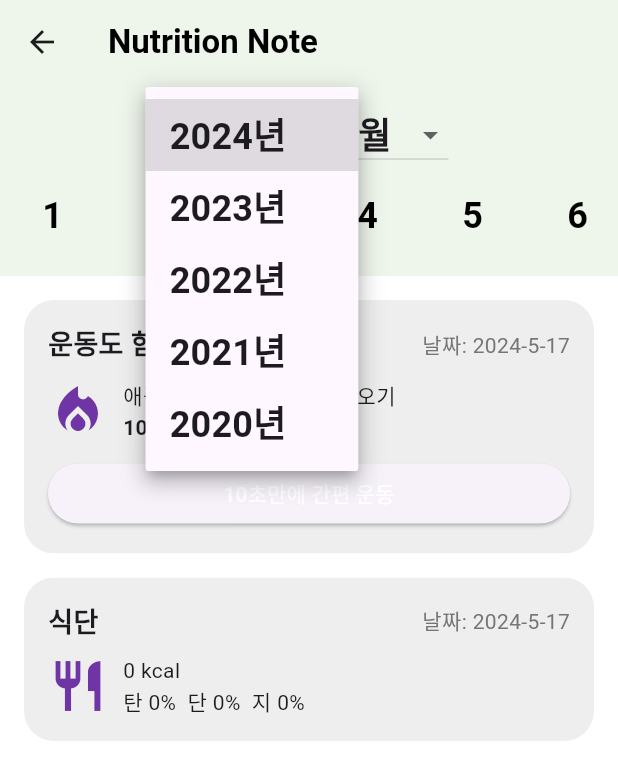
After one commit to neoman-omyeon-go/Bigsasimi_FrontEnd, a Flutter app: the CalendarScreen screen opened directly, after a tap on an icon or button, on a phone screen of 412 x 824 dp. The commit adds this screen. Shown: the top 780 px of the screen. Run offline on Flutter 3.47's test engine with Material 3 defaults, Android fonts, the phone set to English and light mode, and no system bars; our stand-ins replace cached_network_image, dio, dotted_border, flutter_native_splash, flutter_secure_storage, fluttertoast and 1 more; missing offline and left inert: uri_to_file; accounts and stored records are empty; Roboto replaces fonts that are missing (Pretendard); project files that could hold a hidden picture were left out.

Commit message:
Calendar Developing 1

```diff
--- /dev/null
+++ b/lib/Calander.dart
@@ -0,0 +1,271 @@
+import 'package:flutter/material.dart';
+import 'dart:async';
+
+class CalendarScreen extends StatefulWidget {
+  @override
+  _CalendarScreenState createState() => _CalendarScreenState();
+}
+
+class _CalendarScreenState extends State<CalendarScreen> {
+  DateTime _selectedDate = DateTime.now();
+  Future<Map<String, String>>? _dataFuture;
+
+  final List<int> _years = List.generate(5, (index) => DateTime.now().year - index);
+  final List<int> _months = List.generate(12, (index) => index + 1);
+
+  Future<Map<String, String>> fetchDataForDate(DateTime date) async {
+    // 여기에 실제 API 호출 코드를 작성하십시오.
+    await Future.delayed(Duration(seconds: 2)); // API 호출 시뮬레이션을 위해 지연을 추가합니다.
+    return {
+      'exerciseData': '애플헬스 운동 데이터 불러오기',
+      'dietData': '0 kcal\n탄 0%  단 0%  지 0%',
+    };
+  }
+
+  @override
+  void initState() {
+    super.initState();
+    _dataFuture = fetchDataForDate(_selectedDate);
+  }
+
+  void _onDateSelected(int day) {
+    setState(() {
+      _selectedDate = DateTime(_selectedDate.year, _selectedDate.month, day);
+      _dataFuture = fetchDataForDate(_selectedDate);
+    });
+  }
+
+  void _onYearSelected(int year) {
+    setState(() {
+      _selectedDate = DateTime(year, _selectedDate.month, _selectedDate.day);
+      _dataFuture = fetchDataForDate(_selectedDate);
+    });
+  }
+
+  void _onMonthSelected(int month) {
+    setState(() {
+      _selectedDate = DateTime(_selectedDate.year, month, _selectedDate.day);
+      _dataFuture = fetchDataForDate(_selectedDate);
+    });
+  }
+
+  @override
+  Widget build(BuildContext context) {
+    return Scaffold(
+      backgroundColor: Colors.white,
+      appBar: AppBar(
+        backgroundColor: Color.fromRGBO(238, 245, 235, 1.0), // 상단 배경색을 설정합니다.
+        elevation: 0,
+        title: Text(
+          'Nutrition Note',
+          style: TextStyle(
+            fontWeight: FontWeight.bold,
+            color: Colors.black,
+          ),
+        ),
+      ),
+      body: SingleChildScrollView(
+        child: Column(
+          crossAxisAlignment: CrossAxisAlignment.stretch,
+          children: [
+            Container(
+              color: Color.fromRGBO(238, 245, 235, 1.0), // 상단 배경색을 설정합니다.
+              padding: EdgeInsets.symmetric(vertical: 10.0),
+              child: Column(
+                children: [
+                  Row(
+                    mainAxisAlignment: MainAxisAlignment.center,
+                    children: [
+                      DropdownButton<int>(
+                        value: _selectedDate.year,
+                        items: _years.map((int year) {
+                          return DropdownMenuItem<int>(
+                            value: year,
+                            child: Text(
+                              '$year년',
+                              style: TextStyle(fontSize: 24, fontWeight: FontWeight.bold), // 텍스트 스타일 수정
+                            ),
+                          );
+                        }).toList(),
+                        onChanged: (int? newValue) {
+                          if (newValue != null) {
+                            _onYearSelected(newValue);
+                          }
+                        },
+                      ),
+                      SizedBox(width: 10),
+                      DropdownButton<int>(
+                        value: _selectedDate.month,
+                        items: _months.map((int month) {
+                          return DropdownMenuItem<int>(
+                            value: month,
+                            child: Text(
+                              '$month월',
+                              style: TextStyle(fontSize: 24, fontWeight: FontWeight.bold), // 텍스트 스타일 수정
+                            ),
+                          );
+                        }).toList(),
+                        onChanged: (int? newValue) {
+                          if (newValue != null) {
+                            _onMonthSelected(newValue);
+                          }
+                        },
+                      ),
+                    ],
+                  ),
+                  SingleChildScrollView(
+                    scrollDirection: Axis.horizontal,
+                    child: Row(
+                      children: List.generate(
+                        DateTime(_selectedDate.year, _selectedDate.month + 1, 0).day,
+                            (index) {
+                          int day = index + 1;
+                          return GestureDetector(
+                            onTap: () {
+                              _onDateSelected(day);
+                            },
+                            child: Container(
+                              width: 60, // 날짜의 크기를 크게 설정합니다.
+                              height: 60, // 날짜의 크기를 크게 설정합니다.
+                              margin: EdgeInsets.symmetric(horizontal: 5),
+                              decoration: BoxDecoration(
+                                color: _selectedDate.day == day
+                                    ? Colors.black
+                                    : Colors.transparent,
+                                shape: BoxShape.circle,
+                              ),
+                              alignment: Alignment.center,
+                              child: Text(
+                                '$day',
+                                style: TextStyle(
+                                  color: _selectedDate.day == day
+                                      ? Color(0xFF6F35A5)
+                                      : Colors.black,
+                                  fontSize: 24, // 날짜 텍스트 크기를 크게 설정합니다.
+                                  fontWeight: FontWeight.bold,
+                                ),
+                              ),
+                            ),
+                          );
+                        },
+                      ),
+                    ),
+                  ),
+                ],
+              ),
+            ),
+            FutureBuilder<Map<String, String>>(
+              future: _dataFuture,
+              builder: (context, snapshot) {
+                if (snapshot.connectionState == ConnectionState.waiting) {
+                  return Center(child: CircularProgressIndicator());
+                } else if (snapshot.hasError) {
+                  return Center(child: Text('오류가 발생했습니다.'));
+                } else if (!snapshot.hasData) {
+                  return Center(child: Text('데이터가 없습니다.'));
+                } else {
+                  var data = snapshot.data!;
+                  return Padding(
+                    padding: const EdgeInsets.all(16.0),
+                    child: Column(
+                      crossAxisAlignment: CrossAxisAlignment.stretch,
+                      children: [
+                        _buildCard(
+                          '운동도 함께 관리하세요',
+                          Icons.local_fire_department,
+                          data['exerciseData']!,
+                          '10초만에 간편 운동',
+                          _selectedDate,
+                        ),
+                        SizedBox(height: 16),
+                        _buildCard(
+                          '식단',
+                          Icons.restaurant,
+                          data['dietData']!,
+                          '',
+                          _selectedDate,
+                        ),
+                      ],
+                    ),
+                  );
+                }
+              },
+            ),
+          ],
+        ),
+      ),
+    );
+  }
+
+  Widget _buildCard(
+      String title,
+      IconData icon,
+      String subtitle1,
+      String subtitle2,
+      DateTime selectedDate,
+      ) {
+    return ClipRRect(
+      borderRadius: BorderRadius.circular(20), // 모서리를 둥글게 설정합니다.
+      child: Container(
+        color: Colors.grey[200], // 구역의 배경색을 설정합니다.
+        padding: EdgeInsets.all(16), // 내부 패딩을 설정합니다.
+        child: Column(
+          crossAxisAlignment: CrossAxisAlignment.stretch,
+          children: [
+            Row(
+              mainAxisAlignment: MainAxisAlignment.spaceBetween,
+              children: [
+                Text(
+                  title,
+                  style: TextStyle(
+                    fontSize: 18,
+                    fontWeight: FontWeight.bold,
+                  ),
+                ),
+                Text(
+                  '날짜: ${selectedDate.year}-${selectedDate.month}-${selectedDate.day}',
+                  style: TextStyle(
+                    fontSize: 14,
+                    color: Colors.grey[600],
+                  ),
+                ),
+              ],
+            ),
+            SizedBox(height: 10),
+            Row(
+              children: [
+                Icon(icon, color: Color(0xFF6F35A5), size: 40),
+                SizedBox(width: 10),
+                Column(
+                  crossAxisAlignment: CrossAxisAlignment.start,
+                  children: [
+                    Text(subtitle1),
+                    if (subtitle2.isNotEmpty)
+                      Text(
+                        subtitle2,
+                        style: TextStyle(fontWeight: FontWeight.bold),
+                      ),
+                  ],
+                ),
+              ],
+            ),
+            if (title == '운동도 함께 관리하세요')
+              Padding(
+                padding: const EdgeInsets.only(top: 10.0),
+                child: ElevatedButton(
+                  onPressed: () {},
+                  style: ElevatedButton.styleFrom(
+                    foregroundColor: Color(0xFF6F35A5), // 버튼 색상
+                  ),
+                  child: Text(
+                    '10초만에 간편 운동',
+                    style: TextStyle(color: Colors.white),
+                  ),
+                ),
+              ),
+          ],
+        ),
+      ),
+    );
+  }
+}
--- a/lib/intakenGraph.dart
+++ b/lib/intakenGraph.dart
@@ -1,5 +1,7 @@
 import 'package:capstone/APIfile.dart';
 import 'package:flutter/material.dart';
+
+import 'Calander.dart';
 
 
 class Nutrition {
@@ -106,7 +108,6 @@ class _HealthInfoGraphState extends State<HealthInfoGraph> {
               ],
             ),
           ),
-
           Expanded(
             child: _isBarChart ? _buildBarChart() : buildNutritionDashboard(
                 nutrition),
@@ -137,11 +138,49 @@ class _HealthInfoGraphState extends State<HealthInfoGraph> {
           ),
         ),
         SizedBox(height: 16), // Spacing between the box and the text below it
-        Text("Detailed nutritional values displayed here",
-            style: TextStyle(fontSize: 16, color: Colors.grey[600])),
+        Expanded(
+          child: GestureDetector(
+            onTap: () {
+              // 터치 시 다른 화면으로 이동
+              Navigator.push(
+                context,
+                MaterialPageRoute(builder: (context) => CalendarScreen()), // YourNextScreen을 원하는 화면으로 변경하세요.
+              );
+            },
+            child: Padding(
+              padding: EdgeInsets.symmetric(horizontal: 16.0), // 좌우 여백을 설정합니다.
+              child: ClipRRect(
+                borderRadius: BorderRadius.circular(20), // 모서리를 둥글게 설정합니다.
+                child: Container(
+                  color: Colors.grey[200], // 구역의 배경색을 설정합니다.
+                  padding: EdgeInsets.all(16), // 내부 패딩을 설정합니다.
+                  child: Column(
+                    mainAxisAlignment: MainAxisAlignment.center, // 중앙 정렬
+                    crossAxisAlignment: CrossAxisAlignment.stretch, // 가로 방향으로 꽉 채우도록 설정합니다.
+                    children: [
+                      Text(
+                        '월 별 건강정보 기록지',
+                        style: TextStyle(
+                          fontSize: 20,
+                          fontWeight: FontWeight.bold,
+                          color: Colors.black,
+                        ),
+                        textAlign: TextAlign.center, // 텍스트를 중앙 정렬합니다.
+                      ),
+                      // 추가 콘텐츠를 여기에 추가할 수 있습니다.
+                    ],
+                  ),
+                ),
+              ),
+            ),
+          ),
+        ),
       ],
     );
   }
+
+
+
 
   List<Widget> _createBars(Nutrition nutrition) {
     Map<String, double?> nutrientValues = {
```
